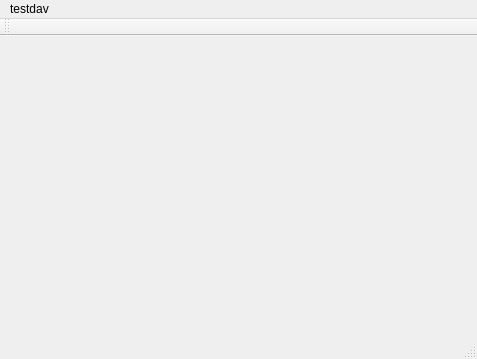
Before: the Qt Designer form CAMEL/camel.ui in dlewin/CAMEL, drawn with Qt 5.
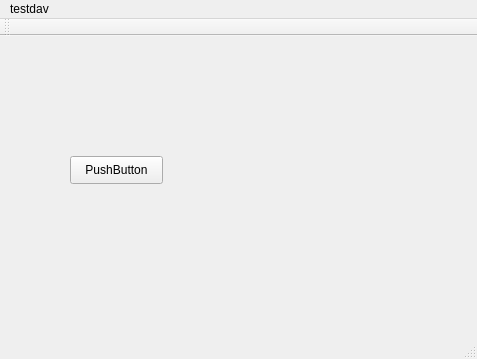
After: the same form once the commit is applied.

Diff of the .ui file:
```diff
--- a/CAMEL/camel.ui
+++ b/CAMEL/camel.ui
@@ -13,7 +13,21 @@
   <property name="windowTitle">
    <string>Camel</string>
   </property>
-  <widget class="QWidget" name="centralWidget"/>
+  <widget class="QWidget" name="centralWidget">
+   <widget class="QPushButton" name="pushButton">
+    <property name="geometry">
+     <rect>
+      <x>70</x>
+      <y>120</y>
+      <width>93</width>
+      <height>28</height>
+     </rect>
+    </property>
+    <property name="text">
+     <string>PushButton</string>
+    </property>
+   </widget>
+  </widget>
   <widget class="QMenuBar" name="menuBar">
    <property name="geometry">
     <rect>
```
